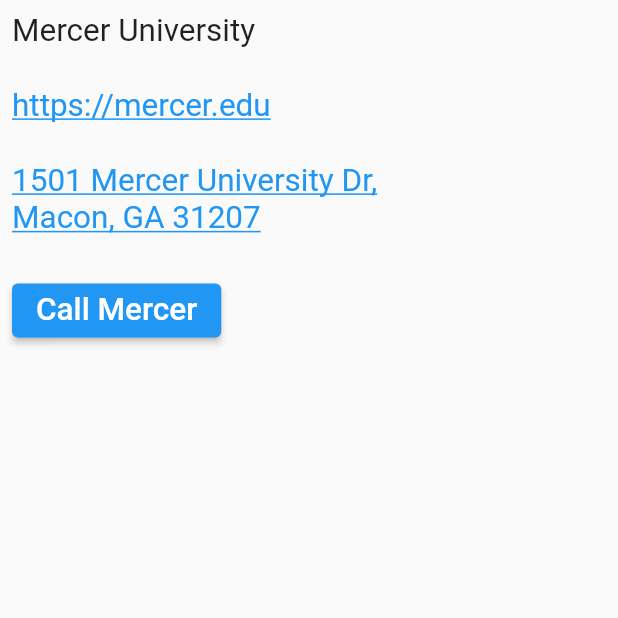
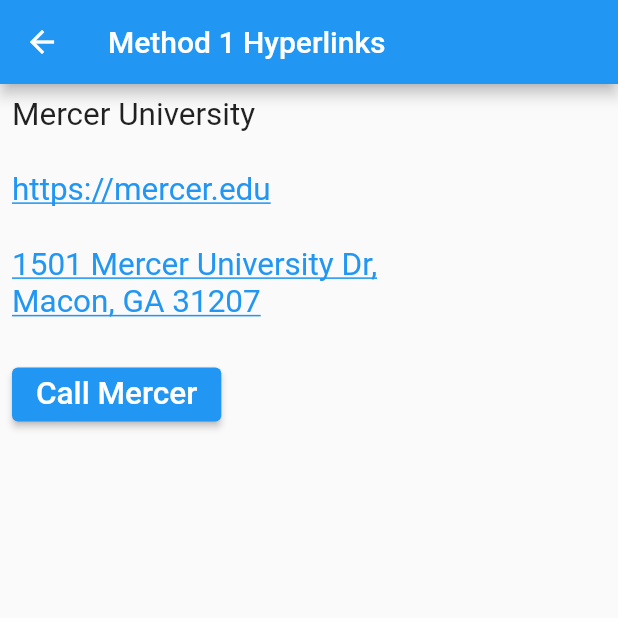
Before and after one commit to JarrettNobles/hyperlinks, a Flutter app: the Method1Display screen opened directly, on a phone screen of 412 x 824 dp, the top half of it. Run offline on Flutter 3.47's test engine with Material 2 defaults, Android fonts, the phone set to English and light mode, and no system bars.

Commit message:
updated main.dart to have buttons to go to the different screens, I had to fix some formatting issues in the method1_hyperlinks.dart

```diff
--- a/lib/main.dart
+++ b/lib/main.dart
@@ -1,62 +1,66 @@
-//imports
 import 'package:flutter/material.dart';
 import 'method1_hyperlinks.dart';
+import 'method2_hyperlinks.dart';
 
 const String _appTitle = 'Hyperlinks';
 
 var hyperlinksNavRoutes = <String, WidgetBuilder>{
-
-  // in main.dart
-  'first_screen' : (context) => const MyHomePage(),
-
-  // add other screens here !!!
+  'first_screen': (context) => const MyHomePage(),
+  'method1_hyperlinks': (context) => const Method1Display(),
+  'method2_hyperlinks': (context) => const Method2Display(),
 };
 
 void main() => runApp(const MyApp());
 
 class MyApp extends StatelessWidget {
-
-  const MyApp ({Key? key}) : super(key: key);
+  const MyApp({Key? key}) : super(key: key);
 
   @override
   Widget build(BuildContext context) {
-
     return MaterialApp(
-
-      // Remove the debug banner
       debugShowCheckedModeBanner: false,
-
       title: _appTitle,
-
       theme: ThemeData(
         primarySwatch: Colors.blue,
       ),
-
       initialRoute: 'first_screen',
       routes: hyperlinksNavRoutes,
     );
-
   }
-}   // end of MyApp
+}
 
 class MyHomePage extends StatelessWidget {
-
-  const MyHomePage ({Key? key}) : super(key: key);
+  const MyHomePage({Key? key}) : super(key: key);
 
   @override
   Widget build(BuildContext context) {
-
     return Scaffold(
-
       appBar: AppBar(
         title: const Text(_appTitle),
-      ), // AppBar
-
-
-      body: const Method1Display(),
-
-    ); // Scaffold
-
+      ),
+      body: Column(
+        crossAxisAlignment: CrossAxisAlignment.stretch,
+        children: [
+          Padding(
+            padding: const EdgeInsets.symmetric(vertical: 16, horizontal: 8),
+            child: ElevatedButton(
+              onPressed: () {
+                Navigator.pushNamed(context, 'method1_hyperlinks');
+              },
+              child: const Text('Method 1 Hyperlinks'),
+            ),
+          ),
+          Padding(
+            padding: const EdgeInsets.symmetric(vertical: 16, horizontal: 8),
+            child: ElevatedButton(
+              onPressed: () {
+                Navigator.pushNamed(context, 'method2_hyperlinks');
+              },
+              child: const Text('Method 2 Hyperlinks'),
+            ),
+          ),
+        ],
+      ),
+    );
   }
-
-}  // end of MyHomePage
+}
--- a/lib/method1_hyperlinks.dart
+++ b/lib/method1_hyperlinks.dart
@@ -1,63 +1,52 @@
-//imports
 import 'package:flutter/material.dart';
 import 'data_file.dart';
 import 'package:url_launcher/url_launcher.dart';
 
-//class for displaying the hyperlinks
+//I had to make some changes to the code
+//when I started the app after adding the buttons it
+//made the text giant, and the screen black
 class Method1Display extends StatelessWidget {
-
-  const Method1Display ({Key? key}) : super(key: key);
+  const Method1Display({Key? key}) : super(key: key);
 
   @override
-  Widget build (BuildContext context) {
-
-    return  Padding (
-
+  Widget build(BuildContext context) {
+    return Scaffold(
+      appBar: AppBar(
+        title: const Text('Method 1 Hyperlinks'),
+      ),
+      body: Padding(
         padding: const EdgeInsets.all(8.0),
-
         child: Column(
-
-        crossAxisAlignment:
-        CrossAxisAlignment.start,
-
+          crossAxisAlignment: CrossAxisAlignment.start,
           children: <Widget>[
-
-      const Text('Mercer University\n' ,
-        textScaleFactor: 1.5,),
-
+            const Text(
+              'Mercer University\n',
+              textScaleFactor: 1.5,
+            ),
             urlText('https://mercer.edu'),
-
             addressText(
-          "\n1501 Mercer University Dr,\n"
-              "Macon, GA 31207\n",
-          "1501+Mercer+University+Dr,+Macon,+GA+31207"),
-
-
+              '\n1501 Mercer University Dr,\n'
+                  'Macon, GA 31207\n',
+              '1501+Mercer+University+Dr,+Macon,+GA+31207',
+            ),
             ElevatedButton(
-
-          child: const Text('Call Mercer',
-      textScaleFactor: 1.5),
-
-      onPressed: ( ) async {
-
-        String numberStr = 'tel:800-637-2378';
-        Uri urlUri = Uri.parse(numberStr);
-
+              child: const Text(
+                'Call Mercer',
+                textScaleFactor: 1.5,
+              ),
+              onPressed: () async {
+                const numberStr = 'tel:800-637-2378';
+                final Uri urlUri = Uri.parse(numberStr);
                 try {
                   await launchUrl(urlUri);
                 } catch (ex) {
                   throw 'Could not call number';
                 }
-
-      }, // onPressed
-
-    ), //
-
-    ], // <Widget>[]
-
-    ), // Column,
-
-    );  // Padding
+              },
+            ),
+          ],
+        ),
+      ),
+    );
   }
-
-}  // end of Method1Display
+}
```
Lines whose indentation alone changed are shown as unchanged.
